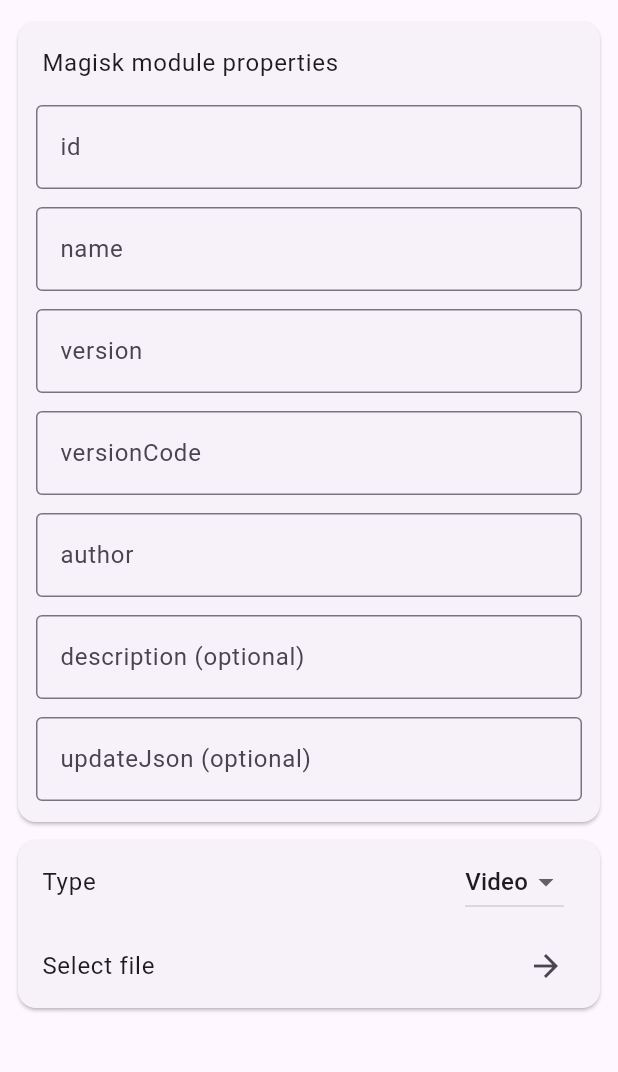
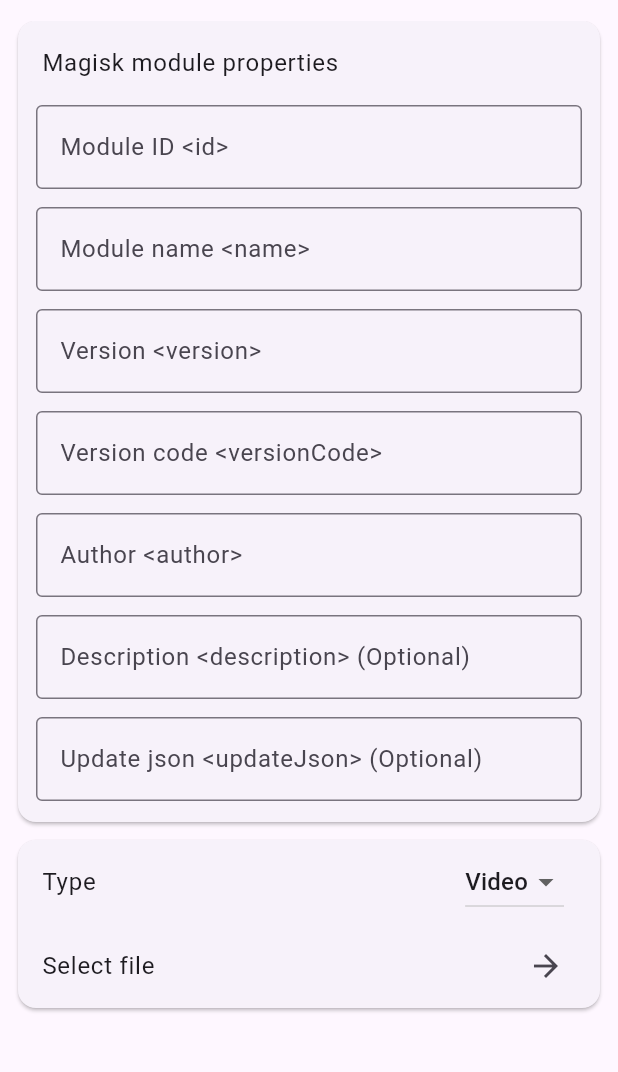
Before and after one commit to StaticReflection/BootAnimationMaker, a Flutter app: the screen it shows after launch, on a phone screen of 412 x 824 dp, the part 63-1135 px from its top. Run offline on Flutter 3.47's test engine with Material 3 defaults, Android fonts, the phone set to English and light mode, and no system bars; our stand-ins replace file_picker, get; generated files the repository leaves out were written again.

Commit message:
feat(i18n): add translation for Magisk module property configuration

```diff
--- a/lib/app/core/values/languages/app_en.arb
+++ b/lib/app/core/values/languages/app_en.arb
@@ -1,7 +1,15 @@
 {
   "@@locale": "en",
+  "author": "Author",
+  "description": "Description",
   "magiskModuleProperties": "Magisk module properties",
+  "moduleID": "Module ID",
+  "moduleName": "Module name",
+  "optional": "Optional",
   "selectFile": "Select file",
   "type": "Type",
+  "updateJson": "Update json",
+  "version": "Version",
+  "versionCode": "Version code",
   "video": "Video"
 }
--- a/lib/app/core/values/languages/app_zh.arb
+++ b/lib/app/core/values/languages/app_zh.arb
@@ -1,7 +1,15 @@
 {
   "@@locale": "zh",
+  "author": "作者",
+  "description": "描述",
   "magiskModuleProperties": "Magisk模块属性",
+  "moduleID": "模块ID",
+  "moduleName": "模块名称",
+  "optional": "可选",
   "selectFile": "选择文件",
   "type": "类型",
+  "updateJson": "更新json",
+  "version": "版本",
+  "versionCode": "版本号",
   "video": "视频"
 }
--- a/lib/app/modules/home/widgets/magisk_module_properties.dart
+++ b/lib/app/modules/home/widgets/magisk_module_properties.dart
@@ -21,47 +21,59 @@
               runSpacing: 12.0,
               children: [
                 TextField(
-                  decoration: const InputDecoration(
-                      border: OutlineInputBorder(), labelText: 'id'),
+                  decoration: InputDecoration(
+                      border: const OutlineInputBorder(),
+                      labelText:
+                          '${AppLocalizations.of(context)!.moduleID} <id>'),
                   onChanged: (value) =>
                       controller.magiskModuleProperties.id = value,
                 ),
                 TextField(
-                  decoration: const InputDecoration(
-                      border: OutlineInputBorder(), labelText: 'name'),
+                  decoration: InputDecoration(
+                      border: const OutlineInputBorder(),
+                      labelText:
+                          '${AppLocalizations.of(context)!.moduleName} <name>'),
                   onChanged: (value) =>
                       controller.magiskModuleProperties.name = value,
                 ),
                 TextField(
-                  decoration: const InputDecoration(
-                      border: OutlineInputBorder(), labelText: 'version'),
+                  decoration: InputDecoration(
+                      border: const OutlineInputBorder(),
+                      labelText:
+                          '${AppLocalizations.of(context)!.version} <version>'),
                   onChanged: (value) =>
                       controller.magiskModuleProperties.version = value,
                 ),
                 TextField(
-                  decoration: const InputDecoration(
-                      border: OutlineInputBorder(), labelText: 'versionCode'),
+                  decoration: InputDecoration(
+                      border: const OutlineInputBorder(),
+                      labelText:
+                          '${AppLocalizations.of(context)!.versionCode} <versionCode>'),
                   keyboardType: TextInputType.number,
                   onChanged: (value) => controller.magiskModuleProperties
                       .versionCode = int.tryParse(value) ?? 0,
                 ),
                 TextField(
-                  decoration: const InputDecoration(
-                      border: OutlineInputBorder(), labelText: 'author'),
+                  decoration: InputDecoration(
+                      border: const OutlineInputBorder(),
+                      labelText:
+                          '${AppLocalizations.of(context)!.author} <author>'),
                   onChanged: (value) =>
                       controller.magiskModuleProperties.author = value,
                 ),
                 TextField(
-                  decoration: const InputDecoration(
-                      border: OutlineInputBorder(),
-                      labelText: 'description (optional)'),
+                  decoration: InputDecoration(
+                      border: const OutlineInputBorder(),
+                      labelText:
+                          '${AppLocalizations.of(context)!.description} <description> (${AppLocalizations.of(context)!.optional})'),
                   onChanged: (value) =>
                       controller.magiskModuleProperties.description = value,
                 ),
                 TextField(
-                  decoration: const InputDecoration(
-                      border: OutlineInputBorder(),
-                      labelText: 'updateJson (optional)'),
+                  decoration: InputDecoration(
+                      border: const OutlineInputBorder(),
+                      labelText:
+                          '${AppLocalizations.of(context)!.updateJson} <updateJson> (${AppLocalizations.of(context)!.optional})'),
                   onChanged: (value) =>
                       controller.magiskModuleProperties.updateJson = value,
                 ),
```
